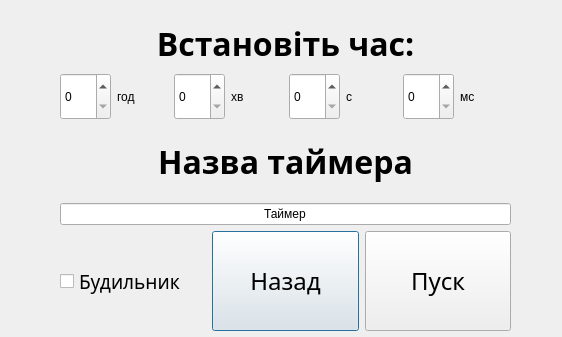
NaturalStupidlty/uni, file 3 semester/OOOPLab2/addtimersmenu.ui: the form before one commit.
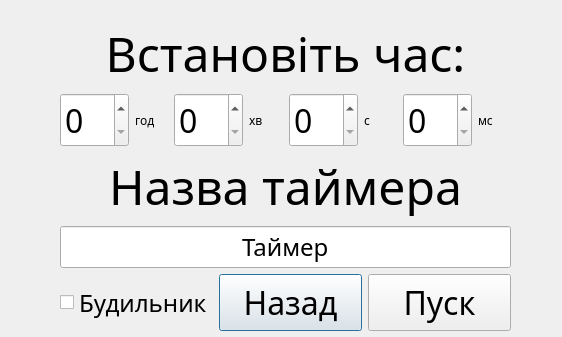
The form after the commit.

The edit to the form file:
```diff
--- a/3 semester/OOOPLab2/addtimersmenu.ui
+++ b/3 semester/OOOPLab2/addtimersmenu.ui
@@ -30,8 +30,8 @@
         <property name="font">
          <font>
           <family>Montserrat</family>
-          <pointsize>24</pointsize>
-          <bold>true</bold>
+          <pointsize>36</pointsize>
+          <bold>false</bold>
          </font>
         </property>
         <property name="tabletTracking">
@@ -53,15 +53,26 @@
         <item>
          <widget class="QSpinBox" name="spinBoxHours">
           <property name="sizePolicy">
-           <sizepolicy hsizetype="Minimum" vsizetype="Preferred">
+           <sizepolicy hsizetype="Maximum" vsizetype="Preferred">
             <horstretch>0</horstretch>
             <verstretch>0</verstretch>
            </sizepolicy>
           </property>
+          <property name="font">
+           <font>
+            <family>Montserrat</family>
+            <pointsize>24</pointsize>
+           </font>
+          </property>
          </widget>
         </item>
         <item>
          <widget class="QLabel" name="labelHours">
+          <property name="font">
+           <font>
+            <family>Montserrat</family>
+           </font>
+          </property>
           <property name="text">
            <string>год</string>
           </property>
@@ -70,15 +81,26 @@
         <item>
          <widget class="QSpinBox" name="spinBoxMinutes">
           <property name="sizePolicy">
-           <sizepolicy hsizetype="Minimum" vsizetype="Preferred">
+           <sizepolicy hsizetype="Maximum" vsizetype="Preferred">
             <horstretch>0</horstretch>
             <verstretch>0</verstretch>
            </sizepolicy>
           </property>
+          <property name="font">
+           <font>
+            <family>Montserrat</family>
+            <pointsize>24</pointsize>
+           </font>
+          </property>
          </widget>
         </item>
         <item>
          <widget class="QLabel" name="labelMinutes">
+          <property name="font">
+           <font>
+            <family>Montserrat</family>
+           </font>
+          </property>
           <property name="text">
            <string>хв</string>
           </property>
@@ -87,15 +109,26 @@
         <item>
          <widget class="QSpinBox" name="spinBoxSeconds">
           <property name="sizePolicy">
-           <sizepolicy hsizetype="Preferred" vsizetype="Preferred">
+           <sizepolicy hsizetype="Maximum" vsizetype="Preferred">
             <horstretch>0</horstretch>
             <verstretch>0</verstretch>
            </sizepolicy>
           </property>
+          <property name="font">
+           <font>
+            <family>Montserrat</family>
+            <pointsize>24</pointsize>
+           </font>
+          </property>
          </widget>
         </item>
         <item>
          <widget class="QLabel" name="labelSeconds">
+          <property name="font">
+           <font>
+            <family>Montserrat</family>
+           </font>
+          </property>
           <property name="text">
            <string>с</string>
           </property>
@@ -104,15 +137,26 @@
         <item>
          <widget class="QSpinBox" name="spinBoxMiliseconds">
           <property name="sizePolicy">
-           <sizepolicy hsizetype="Preferred" vsizetype="Preferred">
+           <sizepolicy hsizetype="Maximum" vsizetype="Preferred">
             <horstretch>0</horstretch>
             <verstretch>0</verstretch>
            </sizepolicy>
           </property>
+          <property name="font">
+           <font>
+            <family>Montserrat</family>
+            <pointsize>24</pointsize>
+           </font>
+          </property>
          </widget>
         </item>
         <item>
          <widget class="QLabel" name="labelMiliseconds">
+          <property name="font">
+           <font>
+            <family>Montserrat</family>
+           </font>
+          </property>
           <property name="text">
            <string>мс</string>
           </property>
@@ -129,8 +173,8 @@
         <property name="font">
          <font>
           <family>Montserrat</family>
-          <pointsize>24</pointsize>
-          <bold>true</bold>
+          <pointsize>36</pointsize>
+          <bold>false</bold>
          </font>
         </property>
         <property name="tabletTracking">
@@ -157,6 +201,18 @@
         </property>
         <item>
          <widget class="QLineEdit" name="timerName">
+          <property name="sizePolicy">
+           <sizepolicy hsizetype="Expanding" vsizetype="Minimum">
+            <horstretch>0</horstretch>
+            <verstretch>0</verstretch>
+           </sizepolicy>
+          </property>
+          <property name="font">
+           <font>
+            <family>Montserrat</family>
+            <pointsize>18</pointsize>
+           </font>
+          </property>
           <property name="inputMask">
            <string notr="true"/>
           </property>
@@ -188,7 +244,7 @@
         <property name="font">
          <font>
           <family>Montserrat</family>
-          <pointsize>14</pointsize>
+          <pointsize>18</pointsize>
          </font>
         </property>
         <property name="text">
@@ -207,7 +263,7 @@
         <property name="font">
          <font>
           <family>Montserrat</family>
-          <pointsize>18</pointsize>
+          <pointsize>24</pointsize>
          </font>
         </property>
         <property name="text">
@@ -226,7 +282,7 @@
         <property name="font">
          <font>
           <family>Montserrat</family>
-          <pointsize>18</pointsize>
+          <pointsize>24</pointsize>
          </font>
         </property>
         <property name="text">
```
